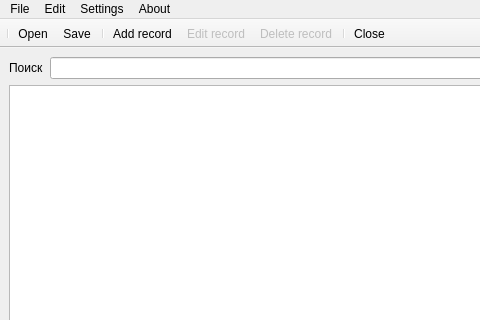
Old version of the form mainwindow.ui in the repository TheTwinkles/CoureWorkCPU; both pictures show x 0 to 480 and y 0 to 320 of the 751 by 529 pixel window.
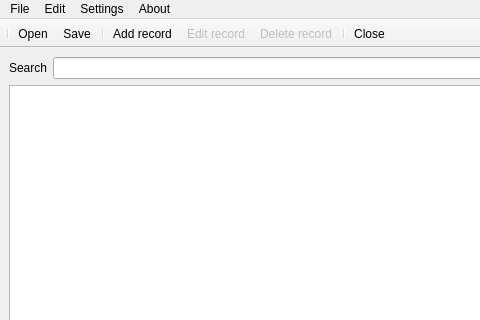
New version of the form. Icons and pictures are not drawn.

Diff of the .ui file:
```diff
--- a/mainwindow.ui
+++ b/mainwindow.ui
@@ -20,7 +20,7 @@
       <item>
        <widget class="QLabel" name="label">
         <property name="text">
-         <string>Поиск</string>
+         <string>Search</string>
         </property>
        </widget>
       </item>
```
Left out of the diff: 1 changed line with no effect on the pictures.
